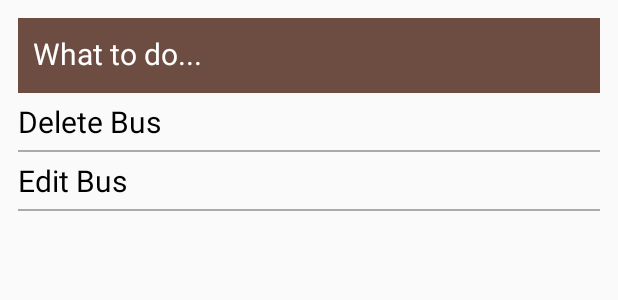
After one commit to Farhandroid/BusManagementSystem_DBChanged, an Android app: the layout bus_onlongclick_for_admon.xml on its own in the app's theme, with its tools: preview values and no code run, on a phone screen of 412 x 824 dp. The commit adds this screen. Shown: the top 300 px of the screen. Run offline under Robolectric (Android 15) with nearby library versions, the phone set to English and light mode, and no system bars.

Commit message:
Some modification done...(3-12-17)-2.21 AM

```diff
--- a/app/src/main/java/tanvir/busmanagementsystem/BuyTicket.java
+++ b/app/src/main/java/tanvir/busmanagementsystem/BuyTicket.java
@@ -66,7 +66,7 @@ public class BuyTicket extends AppCompatActivity {
 
 
 
-        Toast.makeText(this, "seat  number Size : "+Integer.toString(seatNumber.size()), Toast.LENGTH_SHORT).show();
+        ///Toast.makeText(this, "seat  number Size : "+Integer.toString(seatNumber.size()), Toast.LENGTH_SHORT).show();
     }
 
     public String getArrayListAsString() {
--- a/app/src/main/java/tanvir/busmanagementsystem/Database/DatabaseHelper.java
+++ b/app/src/main/java/tanvir/busmanagementsystem/Database/DatabaseHelper.java
@@ -333,7 +333,7 @@ public class DatabaseHelper extends SQLiteOpenHelper {
         SQLiteDatabase db = this.getWritableDatabase();
         boolean res = true;
         for (int i = 0; i < seatInfoMCS.size(); i++) {
-            Toast.makeText(context, "Seat info size in db : " + Integer.toString(seatInfoMCS.size()), Toast.LENGTH_SHORT).show();
+           /// Toast.makeText(context, "Seat info size in db : " + Integer.toString(seatInfoMCS.size()), Toast.LENGTH_SHORT).show();
             String sql1 = "insert into " + TableAttribute.SEAT_TABLE + " ( " + TableAttribute.COL_SCHEDULE_ID + " , " + TableAttribute.COL_SEAT_NUMBER + " , " + TableAttribute.COL_CUSTOMER_NAME + " , " + TableAttribute.COL_CUSTOMER_MOBILE_NUMBER + " , " + TableAttribute.COL_CUSTOMER_EMAIL + " , " + TableAttribute.COL_SEAT_CANCELLABLE_TOKEN + " ) values( '" + seatInfoMCS.get(i).getSchedule_id() + "' , '" + seatInfoMCS.get(i).getSeatNumber() + "' , '" + seatInfoMCS.get(i).getCustomerName() + "' , '" + seatInfoMCS.get(i).getCustomerMobileNumber() + "' , '" + seatInfoMCS.get(i).getCustomerEmail() + "' , '" + seatInfoMCS.get(i).getSeatCancellableToken() + "')";
 
 
--- /dev/null
+++ b/app/src/main/res/layout/bus_onlongclick_for_admon.xml
@@ -0,0 +1,52 @@
+<?xml version="1.0" encoding="utf-8"?>
+<LinearLayout xmlns:android="http://schemas.android.com/apk/res/android"
+    android:layout_width="match_parent"
+    android:padding="12dp"
+    android:layout_height="match_parent"
+    android:orientation="vertical">
+
+    <TextView
+        android:text="What to do..."
+        android:textSize="20sp"
+        android:padding="10dp"
+        android:textColor="#FFFFFF"
+        android:background="@color/colorPrimaryDark"
+        android:layout_width="match_parent"
+        android:layout_height="50dp" />
+
+    <TextView
+        android:clickable="true"
+        android:id="@+id/deleteBusAD"
+        android:layout_marginTop="5dp"
+        android:text="Delete Bus "
+        android:textColor="@color/black"
+        android:textSize="20sp"
+        android:layout_width="match_parent"
+        android:layout_height="wrap_content" />
+
+    <View
+        android:layout_marginTop="5dp"
+        android:layout_width="match_parent"
+        android:layout_height="1dp"
+        android:background="@android:color/darker_gray"/>
+
+    <TextView
+        android:clickable="true"
+        android:id="@+id/editBusAD"
+        android:layout_marginTop="5dp"
+        android:text="Edit Bus "
+        android:textColor="@color/black"
+        android:textSize="20sp"
+        android:layout_width="match_parent"
+        android:layout_height="wrap_content" />
+
+    <View
+        android:layout_marginTop="5dp"
+        android:layout_width="match_parent"
+        android:layout_height="1dp"
+        android:background="@android:color/darker_gray"/>
+
+
+
+
+</LinearLayout>
--- a/app/src/main/res/menu/drawer_menu.xml
+++ b/app/src/main/res/menu/drawer_menu.xml
@@ -12,6 +12,10 @@
             android:id="@+id/login"
             android:title="login"
             />
+        <item
+            android:id="@+id/cancelTicket"
+            android:title="Cancel Ticket"
+            />
     </group>
 
 </menu>
```
Also changed, not shown: app/src/main/java/tanvir/busmanagementsystem/AdminActivity.java (+100 -0 lines), app/src/main/java/tanvir/busmanagementsystem/RecyclerAdapter/RecyclerAdapterForBusList.java (+55 -0 lines), app/src/main/java/tanvir/busmanagementsystem/RecyclerAdapter/RecyclerAdapterToShowSeatList.java (+5 -3 lines), app/src/main/java/tanvir/busmanagementsystem/SeatViewActivity.java (+7 -3 lines), app/src/main/java/tanvir/busmanagementsystem/SignIn.java (+26 -9 lines), app/src/main/res/layout/activity_admin.xml (+8 -6 lines).
